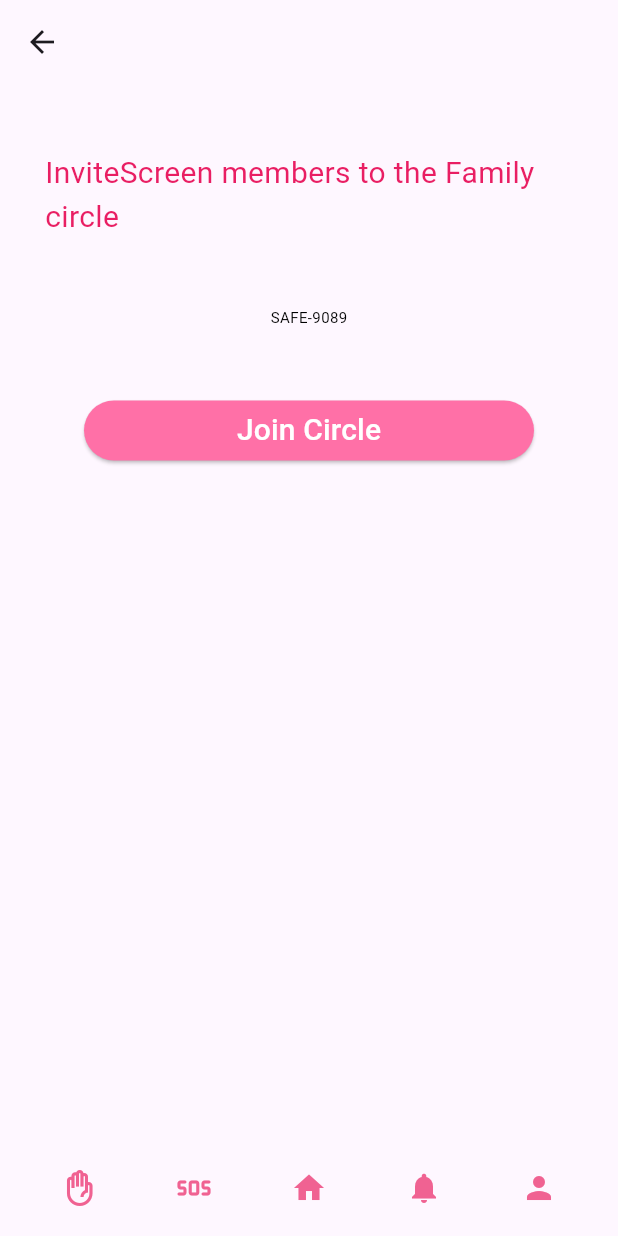
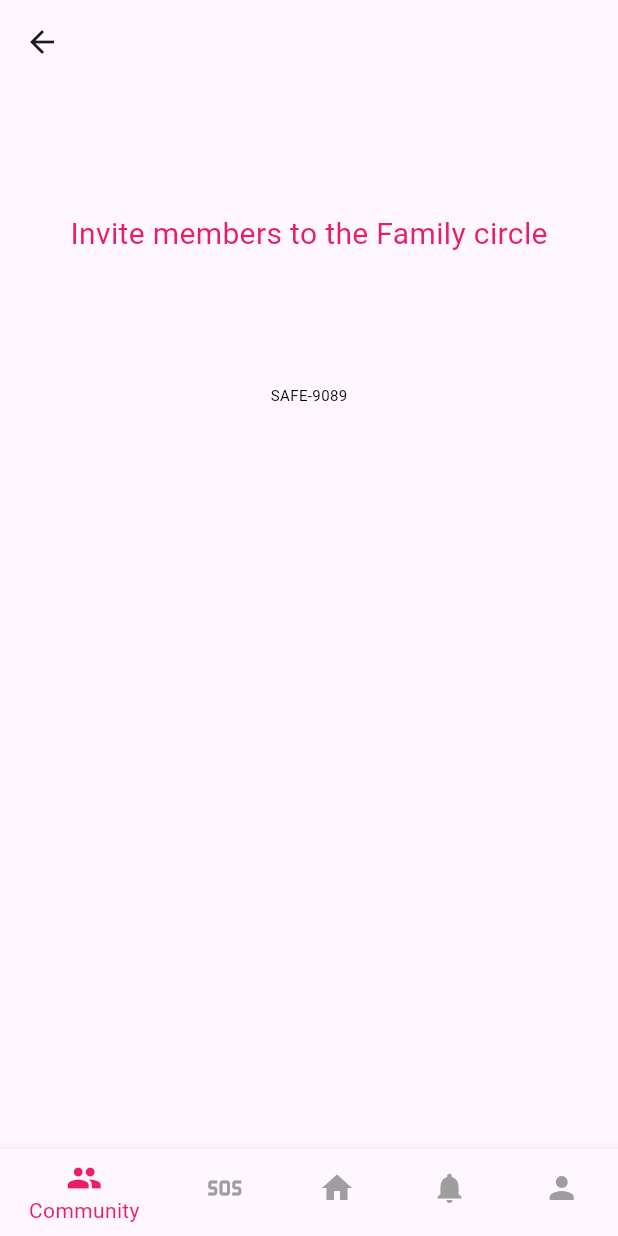
Before and after one commit to silakironji/SafeHer_app, a Flutter app: the InviteScreen screen opened by its route, on a phone screen of 412 x 824 dp. Run offline on Flutter 3.47's test engine with Material 3 defaults, Android fonts, the phone set to English and light mode, and no system bars; our stand-ins replace font_awesome_flutter, geolocator, google_maps_flutter, share.

Commit message:
rerouted invitejoin and create circle

```diff
--- a/lib/create2_circle.dart
+++ b/lib/create2_circle.dart
@@ -29,7 +29,7 @@ class Create2CircleScreen extends StatelessWidget {
               const Padding(
                 padding: EdgeInsets.all(8.0),
                 child: Text(
-                  "Name of circle",
+                  "Invite Members of Circles",
                   style: TextStyle(
                     fontSize: 18,
                     color: Colors.pink,
@@ -44,7 +44,8 @@ class Create2CircleScreen extends StatelessWidget {
                     decoration: InputDecoration(// Change icon based on your need
                       border: OutlineInputBorder(
                         borderRadius: BorderRadius.circular(16.16),
-                      )
+                      ),
+                      hintText: 'Phone Number',
 
                     ),
                   ),
@@ -60,10 +61,10 @@ class Create2CircleScreen extends StatelessWidget {
                             (states) => Colors.pink),
                       ),
                       onPressed: () {
-                        Navigator.pop(context);
+                        Navigator.of(context).pushNamed("/invitescreen");
                       },
                       child: const Text(
-                        'Join Circle',
+                        'Send Invite',
                         style: TextStyle(
                           fontSize: 20,
                           color: Colors.white,
--- a/lib/invite.dart
+++ b/lib/invite.dart
@@ -15,7 +15,7 @@ class InviteScreen extends StatelessWidget {
             mainAxisAlignment: MainAxisAlignment.spaceEvenly,
             children: [
               Text(
-                "InviteScreen members to the Family circle",
+                "Invite members to the Family circle",
                 style: TextStyle(
                   fontSize: 20,
                   color: Colors.pink,
@@ -30,77 +30,68 @@ class InviteScreen extends StatelessWidget {
                   decoration: TextDecoration.none,
                 ),
               ),
-              Container(
-                width: 300,
-                child: ElevatedButton(
-                  style: ButtonStyle(
-                    backgroundColor: MaterialStateColor.resolveWith(
-                        (states) => Color.fromRGBO(255, 112, 167, 1)),
-                  ),
-                  onPressed: () {
-                    Navigator.pop(context);
-                  },
-                  child: const Text(
-                    'Join Circle',
-                    style: TextStyle(
-                      fontSize: 20,
-                      color: Colors.white,
-                    ),
-                  ),
-                ),
-              ),
+              // Container(
+              //   width: 300,
+              //   child: ElevatedButton(
+              //     style: ButtonStyle(
+              //       backgroundColor: MaterialStateColor.resolveWith(
+              //           (states) => Colors.pink),
+              //     ),
+              //     onPressed: () {
+
+              //     },
+              //     child: const Text(
+              //       'Join Circle',
+              //       style: TextStyle(
+              //         fontSize: 20,
+              //         color: Colors.white,
+              //       ),
+              //     ),
+              //   ),
+              // ),
             ],
           ),
         ),
       ),
-      bottomNavigationBar: Container(
-        child: ButtonBar(
-          alignment: MainAxisAlignment.spaceEvenly,
-          children: [
-            IconButton(
-              onPressed: () {},
-              icon: Icon(
-                Icons.front_hand_outlined,
-                color: Colors.pink[300],
+       bottomNavigationBar: BottomNavigationBar(
+        items: const [
+          BottomNavigationBarItem(
+            icon: Icon(Icons.people),
+            label: 'Community',
           ),
+          BottomNavigationBarItem(
+            icon: Icon(Icons.sos),
+            label: 'SOS',
           ),
-            IconButton(
-              onPressed: () {
-
-              },
-              icon: Icon(
-                Icons.sos_rounded,
-                color: Colors.pink[300],
+          BottomNavigationBarItem(
+            icon: Icon(Icons.home),
+            label: 'Home',
           ),
+          BottomNavigationBarItem(
+            icon: Icon(Icons.notifications),
+            label: 'Notifications',
           ),
-            IconButton(
-              onPressed: () {},
-              icon: Icon(
-                Icons.home,
-                color: Colors.pink[300],
-              ),
-            ),
-            IconButton(
-              onPressed: () {},
-              icon: Icon(
-                Icons.notifications,
-                color: Colors.pink[300],
-              ),
-            ),
-            IconButton(
-              onPressed: () {
-                Navigator.push(
-                  context,
-                  MaterialPageRoute(builder: (context) => const InviteScreen()),
-                );
-              },
-              icon: Icon(
-                Icons.person,
-                color: Colors.pink[300],
-              ),
+          BottomNavigationBarItem(
+            icon: Icon(Icons.person),
+            label: 'Profile',
           ),
         ],
-        ),
+        selectedItemColor: Colors.pink,
+        unselectedItemColor: Colors.grey,
+        currentIndex: 0,
+        onTap: (index) {
+          if (index == 3) {
+            Navigator.of(context).pushNamed("/notifications");
+          } else if (index == 4) {
+            Navigator.of(context).pushNamed("/account");
+          } else if (index == 1) {
+            Navigator.of(context).pushNamed("/sos");
+          } else if (index == 0) {
+            Navigator.of(context).pushNamed("/createcircle");
+          }else if (index == 2) {
+            Navigator.of(context).pushNamed("/home");
+            }
+        },
       ),
     );
   }
--- a/lib/join_circle.dart
+++ b/lib/join_circle.dart
@@ -92,7 +92,7 @@ class _JoinCircleScreenState extends State<JoinCircleScreen> {
                     style: TextStyle(fontSize: 18, color: Colors.pinkAccent)),
                 ElevatedButton(
                   onPressed: () {
-                    Navigator.of(context).pushNamed("/createcircle");
+                    Navigator.of(context).pushNamed("/yourcircle");
                   },
                   style: ElevatedButton.styleFrom(
                     backgroundColor: Colors.pink, // Set background color
```
Also changed, not shown: lib/create_circle.dart (+27 -8 lines). Lines whose indentation alone changed are shown as unchanged.
